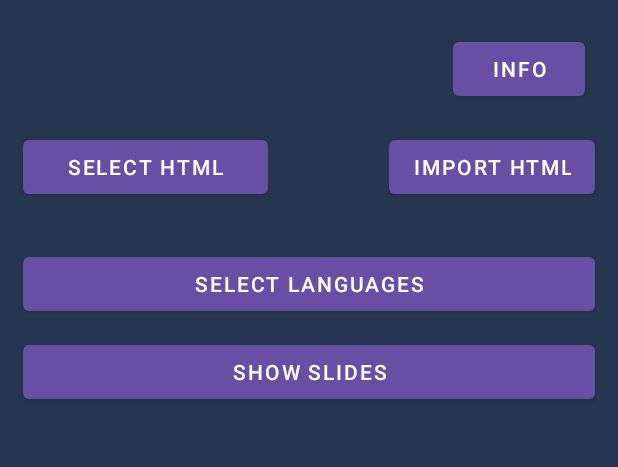
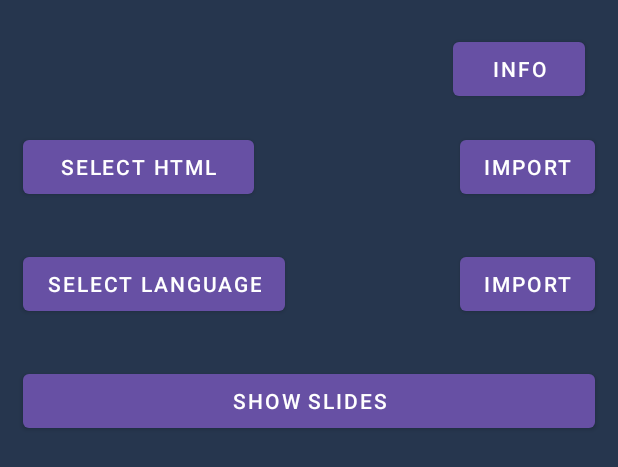
Before and after one commit to Iron16Bit/icp-app, an Android app: the layout activity_main.xml on its own in the app's theme, with its tools: preview values and no code run, on a phone screen of 412 x 824 dp. Shown: the top 467 px of the screen. Run offline under Robolectric (Android 15) with nearby library versions, the phone set to English and light mode, and no system bars; network calls fail.

Commit message:
Can now import languages and properly open slides in browser

```diff
--- a/app/src/main/java/com/icp/icp_app/CopyInit.kt
+++ b/app/src/main/java/com/icp/icp_app/CopyInit.kt
@@ -27,9 +27,9 @@ class CopyInit {
         zip.delete();
     }
 
-    fun copyExternal(srcString: String, dstString: String) {
+    fun copyExternal(srcString: String, dstString: String, fileName: String) {
         File(srcString).copyTo(
-            target = File(dstString, "index.html")
+            target = File(dstString, fileName)
         )
     }
 }
--- a/app/src/main/java/com/icp/icp_app/PopUpFragment.kt
+++ b/app/src/main/java/com/icp/icp_app/PopUpFragment.kt
@@ -26,11 +26,9 @@ class PopUpFragment : DialogFragment() {
         val text = view.findViewById<TextView>(R.id.text)
         val textString = "In order to use the app, please give the requested permissions.\n" +
                 "\n" +
-                "SELECT HTML: select from local storage which set of ICP slides to show" +
+                "SELECT HTML: select from local storage which set of ICP slides to show. Then press import on the right\n" +
                 "\n" +
-                "IMPORT HTML: once the slides have been selected, they will appear below the SELECT HTML button. Click on import to use them\n" +
-                "\n" +
-                "SELECT LANGUAGES: allows to import from local memory or download from the internet the support for the programming languages used in the slides\n" +
+                "SELECT LANGUAGES: select from local storage the support for the programming languages used in the slides. Then press import on the right\n" +
                 "\n" +
                 "SHOW SLIDES: open slides in browser\n"
         text.text = textString
--- a/app/src/main/res/layout/activity_main.xml
+++ b/app/src/main/res/layout/activity_main.xml
@@ -1,12 +1,17 @@
 <?xml version="1.0" encoding="utf-8"?>
-<RelativeLayout xmlns:android="http://schemas.android.com/apk/res/android"
+<ScrollView xmlns:android="http://schemas.android.com/apk/res/android"
     xmlns:app="http://schemas.android.com/apk/res-auto"
     xmlns:tools="http://schemas.android.com/tools"
     android:layout_width="match_parent"
     android:layout_height="match_parent"
+    android:fillViewport="true"
+    tools:context=".MainActivity">
+
+    <RelativeLayout
+        android:layout_width="match_parent"
+        android:layout_height="wrap_content"
         android:padding="10dp"
-    android:background="#26364E"
-    tools:context=".MainActivity">
+        android:background="#26364E">
 
         <Button
             android:id="@+id/Info"
@@ -30,7 +35,7 @@
             android:layout_marginTop="5dp"
             android:layout_marginEnd="5dp"
             android:layout_marginBottom="5dp"
-        android:text="   Select HTML   " />
+            android:text="  Select HTML  " />
 
         <Button
             android:id="@+id/ImportHTML"
@@ -41,7 +46,7 @@
             android:layout_centerHorizontal="true"
             android:layout_alignParentEnd="true"
             android:layout_margin="5dp"
-        android:text="IMPORT HTML" />
+            android:text="IMPORT" />
 
         <TextView
             android:id="@+id/importInfo"
@@ -50,23 +55,41 @@
             android:layout_below="@id/SelectHTML"/>
 
         <Button
-        android:id="@+id/LANGUAGES"
+            android:id="@+id/SelectLanguage"
             style="@style/Widget.MaterialComponents.Button"
+            android:layout_width="wrap_content"
+            android:layout_height="wrap_content"
+            android:layout_below="@id/importInfo"
+            android:layout_alignParentStart="true"
+            android:layout_margin="5dp"
+            android:text="select language" />
+
+        <Button
+            android:id="@+id/ImportLanguage"
+            style="@style/Widget.MaterialComponents.Button"
+            android:layout_width="wrap_content"
+            android:layout_height="wrap_content"
+            android:layout_below="@id/importInfo"
+            android:layout_alignParentEnd="true"
+            android:layout_margin="5dp"
+            android:text="import" />
+
+        <TextView
+            android:id="@+id/AvailableLanguages"
             android:layout_width="match_parent"
             android:layout_height="wrap_content"
-        android:layout_below="@id/importInfo"
-        android:layout_centerHorizontal="true"
-        android:layout_margin="5dp"
-        android:text="select languages" />
+            android:layout_below="@id/SelectLanguage"/>
 
         <Button
             android:id="@+id/SHOW"
             style="@style/Widget.MaterialComponents.Button"
             android:layout_width="match_parent"
             android:layout_height="wrap_content"
-        android:layout_below="@id/LANGUAGES"
+            android:layout_below="@id/AvailableLanguages"
             android:layout_centerHorizontal="true"
             android:layout_margin="5dp"
             android:text="show slides" />
 
     </RelativeLayout>
+
+</ScrollView>
```
Also changed, not shown: app/src/main/java/com/icp/icp_app/MainActivity.kt (+73 -6 lines), app/src/main/java/com/icp/icp_app/Server.java (+10 -2 lines). Lines whose indentation alone changed are shown as unchanged.
